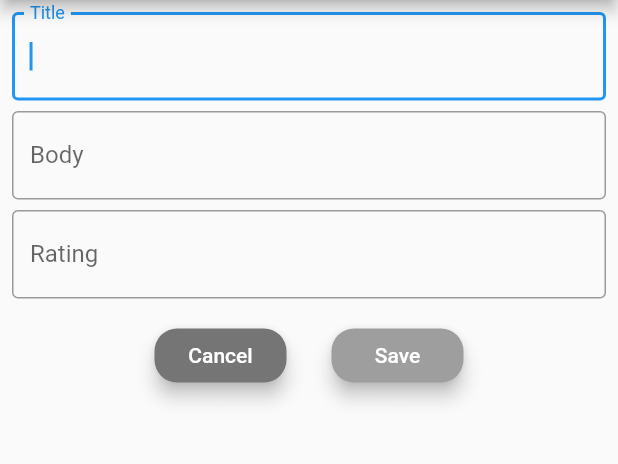
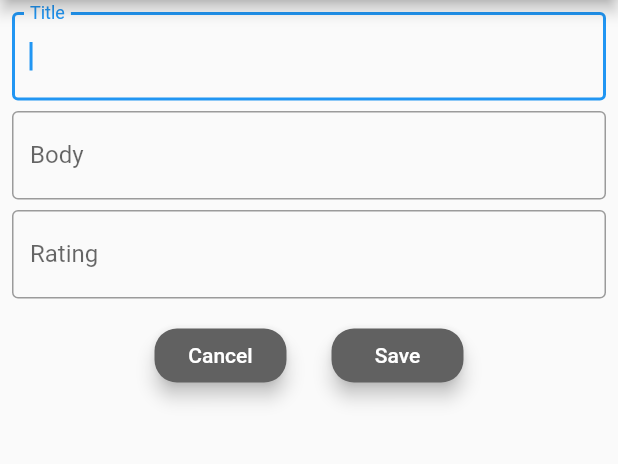
Before and after one commit to pstumbaugh/journalNew, a Flutter app: the FormButton screen opened by its route, on a phone screen of 412 x 824 dp, the part 84-548 px from its top. Run offline on Flutter 3.47's test engine with Material 2 defaults, Android fonts, the phone set to English and light mode, and no system bars; our stand-ins replace shared_preferences, sqflite; accounts and stored records are empty.

```diff
--- a/journal2/lib/widgets/journal_entry_form.dart
+++ b/journal2/lib/widgets/journal_entry_form.dart
@@ -37,13 +37,13 @@ class _EntryFormState extends State<EntryForm> {
               children: <Widget>[
                 form_button(
                     label: "Cancel",
-                    color: Colors.grey[600],
+                    color: Colors.grey[700],
                     pressFunc: () {
                       Navigator.of(context).pop();
                     }),
                 form_button(
                     label: "Save",
-                    color: Colors.grey,
+                    color: Colors.grey[700],
                     pressFunc: () {
                       pressSave();
                     }),
--- a/journal2/lib/widgets/journal_scaffold.dart
+++ b/journal2/lib/widgets/journal_scaffold.dart
@@ -9,6 +9,7 @@ class JournalScaffold extends StatefulWidget {
   final floatingActionButton;
   final modifier;
   final state;
+
   String title;
 
   JournalScaffold(
--- a/journal2/pubspec.yaml
+++ b/journal2/pubspec.yaml
@@ -41,10 +41,6 @@ dev_dependencies:
 
 # The following section is specific to Flutter.
 flutter:
-
-  # The following line ensures that the Material Icons font is
-  # included with your application, so that you can use the icons in
-  # the material Icons class.
   uses-material-design: true
   assets:
     - assets/
```
Also changed, not shown: journal2/lib/db/db_manager.dart (+10 -2 lines), journal2/lib/screens/jorunal_entries.dart (+9 -7 lines), journal2/lib/widgets/journal_entry_display.dart (+8 -0 lines), 3 other files.
